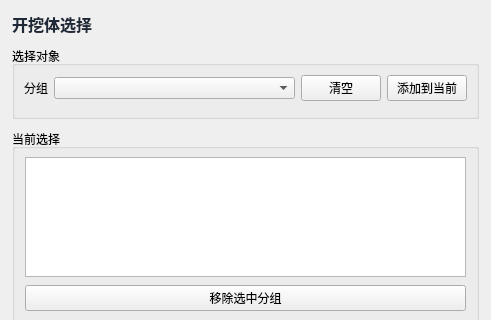
Above: plugins/Base_Slover/CaveExcavationBodyPage.ui from asd977/base_cae before the change; both pictures show x 0 to 491 and y 0 to 320 of the 491 by 632 pixel window. Below: the same form after it.
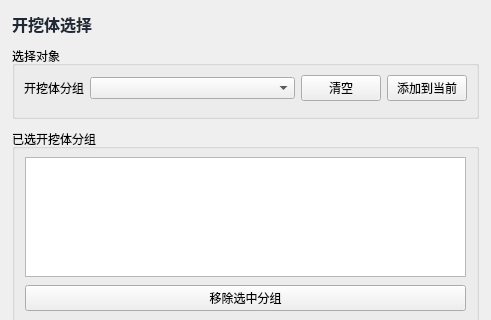
That is the form after the change. Custom widgets are drawn as their Qt base class.

Diff of the .ui file:
```diff
--- a/plugins/Base_Slover/CaveExcavationBodyPage.ui
+++ b/plugins/Base_Slover/CaveExcavationBodyPage.ui
@@ -88,7 +88,7 @@
          </sizepolicy>
         </property>
         <property name="text">
-         <string>分组</string>
+         <string>开挖体分组</string>
         </property>
        </widget>
       </item>
@@ -111,7 +111,7 @@
    <item>
     <widget class="QGroupBox" name="currentGroupBox">
      <property name="title">
-      <string>当前选择</string>
+      <string>已选开挖体分组</string>
      </property>
      <layout class="QVBoxLayout" name="currentLayout">
       <property name="spacing">
```
Left out of the diff: 12 changed lines with no effect on the pictures.
